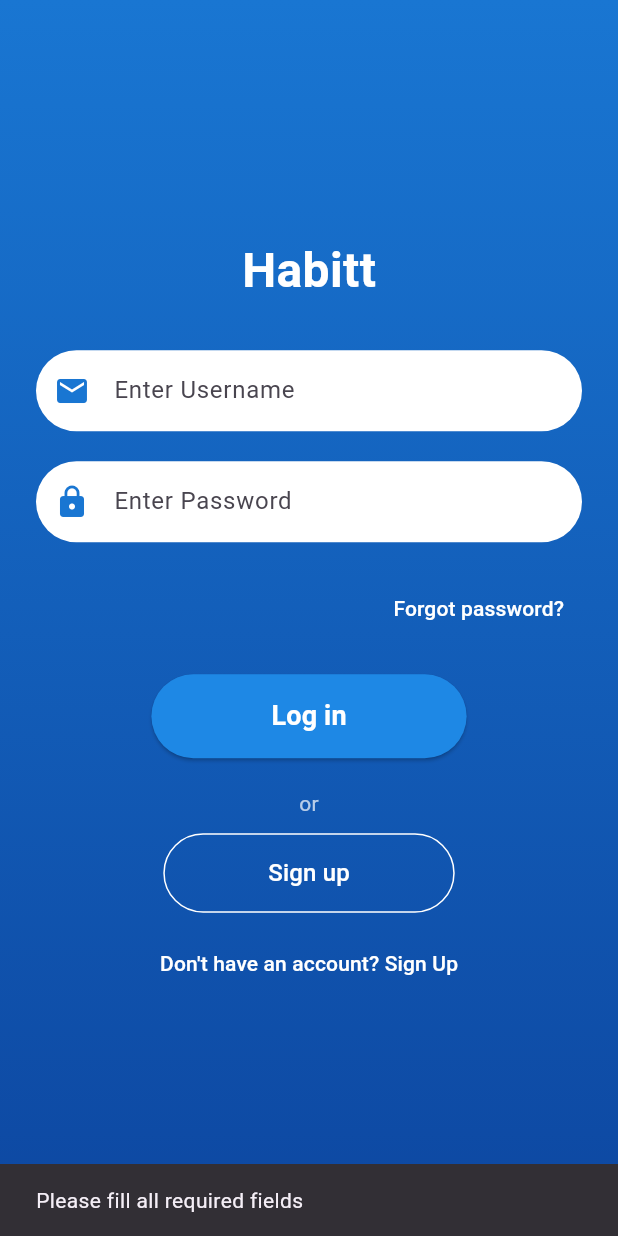
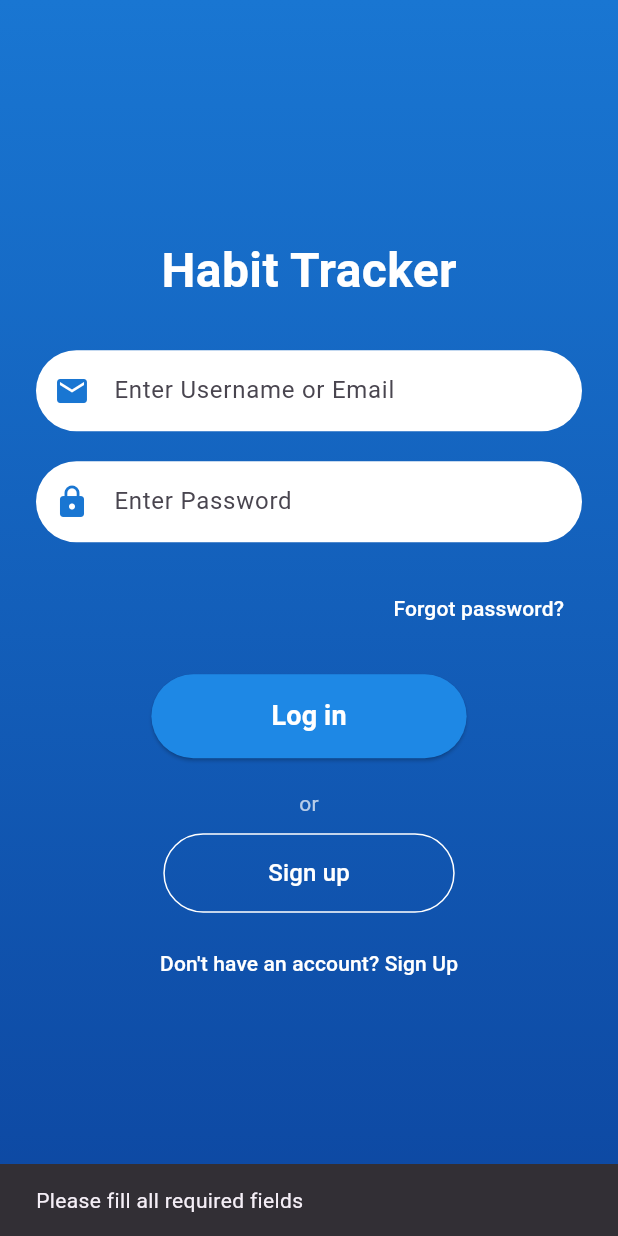
Before and after one commit to jassimhameed3-gif/habit_tracker, a Flutter app: the screen it shows after launch, after a tap on "Log in", on a phone screen of 412 x 824 dp. Run offline on Flutter 3.47's test engine with Material 3 defaults, Android fonts, the phone set to English and light mode, and no system bars; our stand-ins replace shared_preferences.

Commit message:
Fix login: accept username and email for testuser

```diff
--- a/lib/login_screen.dart
+++ b/lib/login_screen.dart
@@ -11,20 +11,15 @@ class LoginScreen extends StatefulWidget {
 
 class _LoginScreenState extends State<LoginScreen> {
   final emailController = TextEditingController();
-  final _usernameController = TextEditingController();
   final passwordController = TextEditingController();
-  final _passwordController = TextEditingController();
 
   final String defaultUsername = 'testuser';
+  final String defaultEmail = 'testuser@test.com';
   final String defaultPassword = 'password123';
 
   bool validateForm() {
-    final email = emailController.text.trim().isNotEmpty
-        ? emailController.text.trim()
-        : _usernameController.text.trim();
-    final password = passwordController.text.isNotEmpty
-        ? passwordController.text
-        : _passwordController.text;
+    final email = emailController.text.trim();
+    final password = passwordController.text.trim();
 
     if (email.isEmpty || password.isEmpty) {
       ScaffoldMessenger.of(context).showSnackBar(
@@ -32,10 +27,15 @@ class _LoginScreenState extends State<LoginScreen> {
       );
       return false;
     }
-    // If it looks like an email, check format. If username, accept it.
     if (email.contains('@') && !RegExp(r'^[^@]+@[^@]+\.[^@]+').hasMatch(email)) {
       ScaffoldMessenger.of(context).showSnackBar(
         const SnackBar(content: Text('Please enter a valid email')),
+      );
+      return false;
+    }
+    if (password.length < 6) {
+      ScaffoldMessenger.of(context).showSnackBar(
+        const SnackBar(content: Text('Password must be at least 6 characters')),
       );
       return false;
     }
@@ -44,25 +44,20 @@ class _LoginScreenState extends State<LoginScreen> {
 
   Future<void> authenticateUser() async {
     final prefs = await SharedPreferences.getInstance();
-    final enteredEmail = emailController.text.trim().isNotEmpty
-        ? emailController.text.trim()
-        : _usernameController.text.trim();
-    final enteredPassword = passwordController.text.isNotEmpty
-        ? passwordController.text
-        : _passwordController.text;
+    final enteredEmail = emailController.text.trim().toLowerCase();
+    final enteredPassword = passwordController.text.trim();
 
-    // Keys saved from Sign up screen (Task 3) + default user
-    final storedEmail = prefs.getString('email') ?? prefs.getString('username') ?? '';
-    final storedUsername = prefs.getString('username') ?? '';
-    final storedPassword = prefs.getString('password') ?? '';
+    final storedEmail = (prefs.getString('email') ?? '').trim().toLowerCase();
+    final storedUsername = (prefs.getString('username') ?? '').trim().toLowerCase();
+    final storedPassword = (prefs.getString('password') ?? '').trim();
 
-    final isStoredUser = (enteredEmail == storedEmail ||
-            enteredEmail == storedUsername) &&
-        enteredPassword == storedPassword &&
-        storedPassword.isNotEmpty;
+    final isStoredUser = storedPassword.isNotEmpty &&
+        (enteredEmail == storedEmail || enteredEmail == storedUsername) &&
+        enteredPassword == storedPassword;
 
+    // FIXED: Accept both username AND email for default user
     final isDefaultUser = (enteredEmail == defaultUsername ||
-            enteredEmail == 'testuser') &&
+            enteredEmail == defaultEmail) &&
         enteredPassword == defaultPassword;
 
     if (isStoredUser || isDefaultUser) {
@@ -83,7 +78,12 @@ class _LoginScreenState extends State<LoginScreen> {
     }
   }
 
-  void _login() => handleLogin();
+  @override
+  void dispose() {
+    emailController.dispose();
+    passwordController.dispose();
+    super.dispose();
+  }
 
   @override
   Widget build(BuildContext context) {
@@ -103,7 +103,7 @@ class _LoginScreenState extends State<LoginScreen> {
               mainAxisAlignment: MainAxisAlignment.center,
               children: [
                 const Text(
-                  'Habitt',
+                  'Habit Tracker',
                   style: TextStyle(
                     fontSize: 32,
                     fontWeight: FontWeight.bold,
@@ -117,11 +117,10 @@ class _LoginScreenState extends State<LoginScreen> {
                     borderRadius: BorderRadius.circular(30),
                   ),
                   child: TextField(
-                    controller: _usernameController,
-                    onChanged: (v) => emailController.text = v,
+                    controller: emailController,
                     decoration: InputDecoration(
                       prefixIcon: Icon(Icons.email, color: Colors.blue.shade700),
-                      hintText: 'Enter Username',
+                      hintText: 'Enter Username or Email',
                       border: InputBorder.none,
                       contentPadding: const EdgeInsets.symmetric(horizontal: 20, vertical: 15),
                     ),
@@ -134,8 +133,7 @@ class _LoginScreenState extends State<LoginScreen> {
                     borderRadius: BorderRadius.circular(30),
                   ),
                   child: TextField(
-                    controller: _passwordController,
-                    onChanged: (v) => passwordController.text = v,
+                    controller: passwordController,
                     obscureText: true,
                     decoration: InputDecoration(
                       prefixIcon: Icon(Icons.lock, color: Colors.blue.shade700),
```
